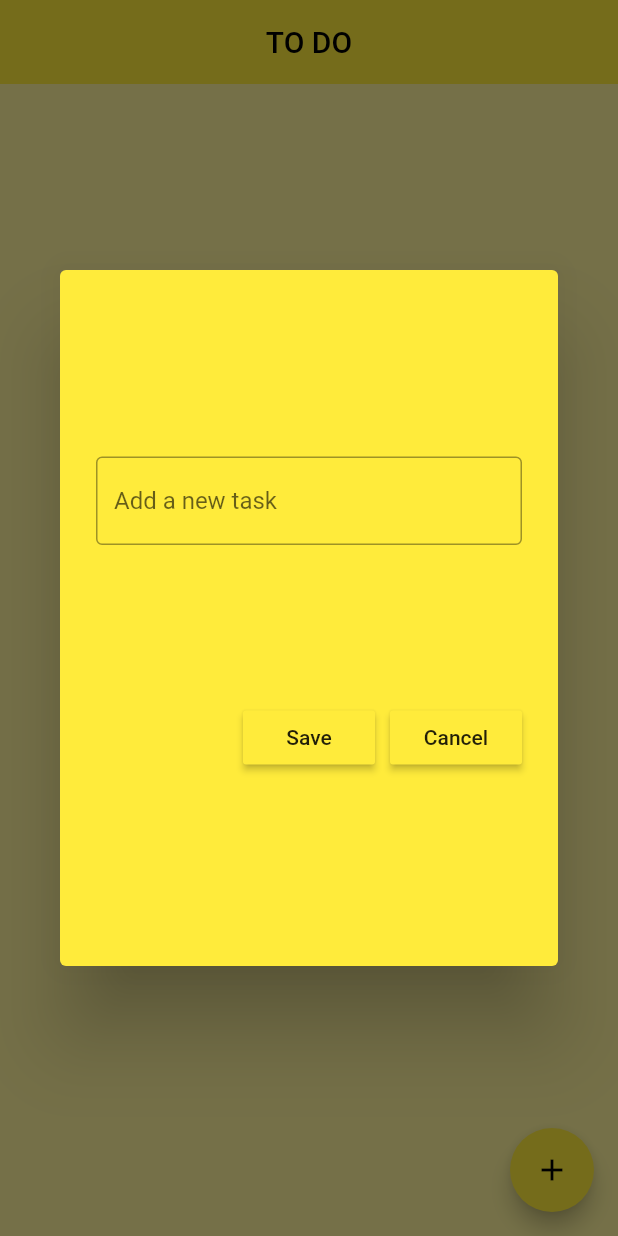
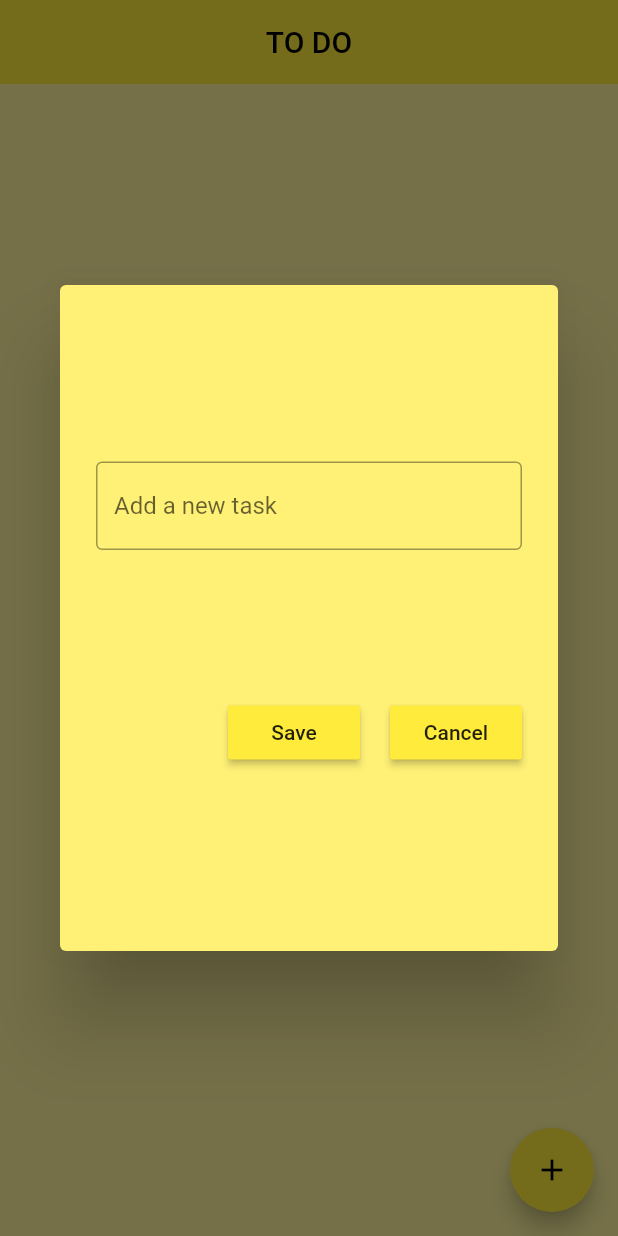
Before and after one commit to Gowsalyanatraj/ToDoList_App_Flutter, a Flutter app: the screen it shows after launch, after a tap on the "add" icon, on a phone screen of 412 x 824 dp. Run offline on Flutter 3.47's test engine with Material 2 defaults, Android fonts, the phone set to English and light mode, and no system bars.

Commit message:
feat:adding space and commands

```diff
--- a/lib/components/dialog_box.dart
+++ b/lib/components/dialog_box.dart
@@ -5,19 +5,20 @@ class DialogBox extends StatelessWidget {
   final controller;
   VoidCallback onSave;
   VoidCallback onCancel;
-  DialogBox({super.key,
-  required this.controller,
-   required this.onCancel,
-   required this.onSave,
-   });
+  DialogBox({
+    super.key,
+    required this.controller,
+    required this.onCancel,
+    required this.onSave,
+  });
 
-  @override
+  @override    //==================Add=a=new=task==============
   Widget build(BuildContext context) {
     return AlertDialog(
-      backgroundColor: Colors.yellow,
+      backgroundColor: Colors.yellow.shade300,
       content: Container(
-        height: 420,
-        width: 620,
+        height: 400,
+        width: 600,
         child: Column(
           mainAxisAlignment: MainAxisAlignment.spaceEvenly,
           children: [
@@ -27,14 +28,14 @@ class DialogBox extends StatelessWidget {
                   border: OutlineInputBorder(), hintText: "Add a new task"),
             ),
 
-            // buttons 1.save & 2,cancel
+            // ========buttons==1=save=&=2=cancel===========
             Row(
               mainAxisAlignment: MainAxisAlignment.end,
               children: [
-                //save button=====
+                //save button=============
                 MyButton(text: "Save", onPressed: () {}),
-                const SizedBox(width: 10),
-                //cancel button======
+                const SizedBox(width: 20),
+                //cancel button===========
                 MyButton(text: "Cancel", onPressed: () {})
               ],
             )
```
